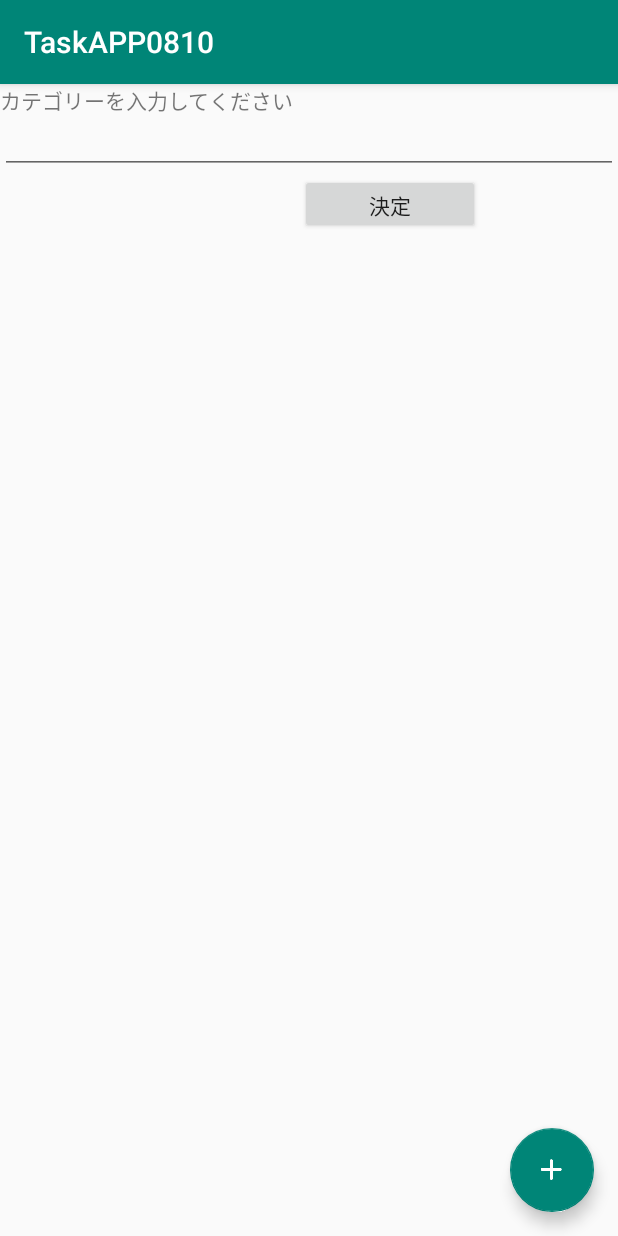
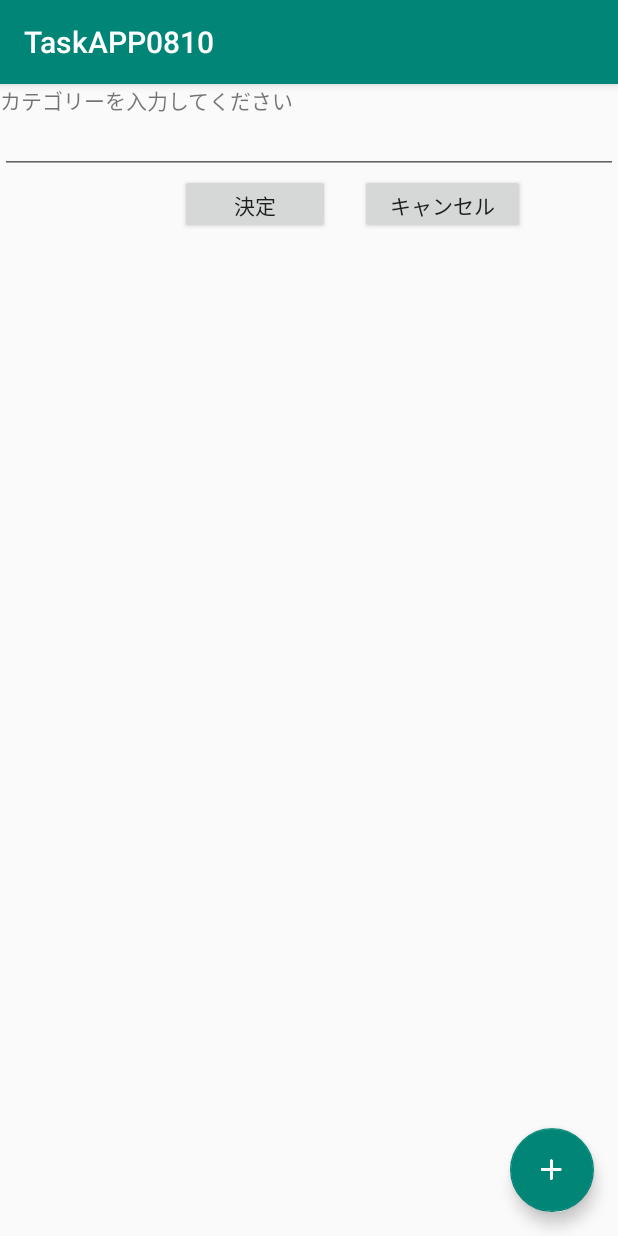
Before and after one commit to TakaoMiyake/TaskAPP0810, an Android app: the screen it shows after launch (MainActivity), after a tap on "決定", on a phone screen of 412 x 824 dp. Run offline under Robolectric (Android 15) with nearby library versions, the phone set to English and light mode, and no system bars; libraries missing offline, so code that uses them is left out: io.realm, jp.techacademy.takao; 7 statements that could not run were skipped.

Commit message:
８月１５日　０：０７版

```diff
--- a/app/src/main/java/jp/techacademy/takao/miyake/taskapp0810/MainActivity.kt
+++ b/app/src/main/java/jp/techacademy/takao/miyake/taskapp0810/MainActivity.kt
@@ -10,12 +10,15 @@ import android.content.Intent
 import android.support.v7.app.AlertDialog
 import android.app.AlarmManager
 import android.app.PendingIntent
+import android.content.Context
 import android.view.View
 import android.widget.Toast
 import io.realm.RealmResults
 import android.util.Log
+import android.view.inputmethod.InputMethodManager
 
-
+var category_Status: Int = 0
+var category_content: String? = null
 const val EXTRA_TASK = "jp.techacademy.takao.miyake.taskapp0810.TASK"
 
 class MainActivity : AppCompatActivity(), View.OnClickListener {
@@ -26,6 +29,7 @@ class MainActivity : AppCompatActivity(), View.OnClickListener {
         }
     }
 
+ //   var category_Status: Int = 0 //カテゴリ設定フラグ
     private lateinit var mTaskAdapter: TaskAdapter
     lateinit var taskRealmResults :RealmResults<Task>
 
@@ -35,6 +39,9 @@ class MainActivity : AppCompatActivity(), View.OnClickListener {
 
         //カテゴリー決定ボタンの押下時処理
         this.category_button.setOnClickListener(this@MainActivity)
+
+        //キャンセルボタン押下時の処理
+        this.cancel_button.setOnClickListener(this@MainActivity)
 
         fab.setOnClickListener {
             val intent = Intent(this@MainActivity, InputActivity::class.java)
@@ -101,9 +108,24 @@ class MainActivity : AppCompatActivity(), View.OnClickListener {
     }
 
     private fun reloadListView() {
+
+        Log.d("ANDROID","category_Status１ = " + category_Status.toString())
+        Log.d("ANDROID","category_content1 = " + category_content.toString())
+
+        if (category_Status == 0) {
             // Realmデータベースから、「全てのデータを取得して新しい日時順に並べた結果」を取得
-        taskRealmResults = mRealm.where(Task::class.java).findAll().sort("date",Sort.DESCENDING)
+            taskRealmResults =
+                mRealm.where(Task::class.java).findAll().sort("date", Sort.DESCENDING)
+        }
 
+        // Realmデータベースから、「カテゴリでフィルタリングされたデータを取得して新しい日時順に並べた結果」を取得
+        else if(category_Status == 1){
+            //category.text = category_content.toString()
+
+            taskRealmResults =
+                mRealm.where(Task::class.java).equalTo("category", category.text.toString())
+                    .findAll().sort("date", Sort.DESCENDING)
+        }
         // 上記の結果を、TaskList としてセットする
         mTaskAdapter.taskList = mRealm.copyFromRealm(taskRealmResults)
 
@@ -124,17 +146,16 @@ class MainActivity : AppCompatActivity(), View.OnClickListener {
 
         if (v!!.id == R.id.category_button) {
 
+            // "決定"ボタンをクリックした時の処理
 
-            // ボタンが"決定"になっている時の処理
+            category_Status = 1
 
-            //Log.d("ANDROID", "onClick内の決定ボタン判定前")
-
-            if (category_button.text.toString() == "決定") {
-                category_button.text = "キャンセル"
-                Log.d("ANDROID", "onClick内の決定ボタン判定の後")
+            val inputMethodManager: InputMethodManager
+            inputMethodManager = getSystemService(Context.INPUT_METHOD_SERVICE) as InputMethodManager
+            inputMethodManager.hideSoftInputFromWindow(v.getWindowToken(),InputMethodManager.HIDE_NOT_ALWAYS)
 
             taskRealmResults =
-                    mRealm.where(Task::class.java).equalTo("category", category.toString())
+                mRealm.where(Task::class.java).equalTo("category", category.text.toString())
                     .findAll().sort("date", Sort.DESCENDING)
 
             // 上記の結果を、TaskList としてセットする
@@ -145,20 +166,32 @@ class MainActivity : AppCompatActivity(), View.OnClickListener {
 
             // 表示を更新するために、アダプターにデータが変更されたことを知らせる
             mTaskAdapter.notifyDataSetChanged()
+            Log.d("ANDROID","category_Status２ = " + category_Status.toString())
+            category_content = category.text.toString()
+
+            Log.d("ANDROID","category_content2 = " + category_content.toString())
+        }
+
+            // "キャンセル"ボタンをクリックした時の処理
+        else if (v!!.id==R.id.cancel_button) {
+            category_Status = 0
+               reloadListView()
+            Log.d("ANDROID","category_Status３ = " + category_Status.toString())
+            category_content = ""
+            Log.d("ANDROID","category_content3= " + category_content.toString())
+        }
+
+        /*else {
+            Toast.makeText(this, "カテゴリー欄に何か入れてから決定ボタンをクリックしてください", Toast.LENGTH_SHORT).show()
+        }*/
+
 
     }
 
-            // ボタンが"キャンセル"になっている時の処理
-            if (category_button.text.toString() == "キャンセル") {
-
-                this.onDestroy()
-                category_button.text = "決定"
+    fun View.hideKeyboard(){
+        val imm= context.getSystemService(Context.INPUT_METHOD_SERVICE) as InputMethodManager
+        imm.hideSoftInputFromWindow(windowToken, 0)
 
     }
-        } else {
-            Toast.makeText(this, "カテゴリー欄に何か入れてから決定ボタンをクリックしてください", Toast.LENGTH_SHORT).show()
-        }
-
 
 }
-}
--- a/app/src/main/java/jp/techacademy/takao/miyake/taskapp0810/inputActivity.kt
+++ b/app/src/main/java/jp/techacademy/takao/miyake/taskapp0810/inputActivity.kt
@@ -12,6 +12,7 @@ import java.util.*
 import android.app.AlarmManager
 import android.app.PendingIntent
 import android.content.Intent
+import android.util.Log
 
 class InputActivity : AppCompatActivity() {
 
@@ -59,6 +60,8 @@ class InputActivity : AppCompatActivity() {
         setSupportActionBar(toolbar)
         if (supportActionBar != null) {
             supportActionBar!!.setDisplayHomeAsUpEnabled(true)
+            Log.d("ANDROID","category_Status in inputActivity= " + category_Status.toString())
+
         }
 
         // UI部品の設定
--- a/app/src/main/res/layout/activity_main.xml
+++ b/app/src/main/res/layout/activity_main.xml
@@ -27,20 +27,34 @@ tools:context=".MainActivity">
         android:layout_below="@id/content_text"
         android:id="@+id/category"/>
 
+    <LinearLayout
+        android:layout_width="match_parent"
+        android:layout_height="100dp"
+        android:focusableInTouchMode="true"
+        android:descendantFocusability="beforeDescendants"
+        android:orientation="horizontal">
         <Button
-            android:layout_width="120dp"
+            android:layout_width="100dp"
             android:layout_height="40dp"
-            android:layout_marginLeft="200dp"
+            android:layout_marginLeft="120dp"
             android:text="決定"
             android:id="@+id/category_button"/>
 
+        <Button
+            android:layout_width="110dp"
+            android:layout_height="40dp"
+            android:layout_marginLeft="20dp"
+            android:layout_toRightOf="@id/category_button"
+            android:text="キャンセル"
+            android:id="@+id/cancel_button"/>
+    </LinearLayout>
     </LinearLayout>
 
     <ListView
         android:id="@+id/listView1"
         android:layout_width="match_parent"
         android:layout_height="360dp"
-        android:layout_marginTop="80dp"
+        android:layout_marginTop="110dp"
         android:layout_below="@+id/category"
         app:layout_anchorGravity="center" />
 
```
Lines whose indentation alone changed are shown as unchanged.
